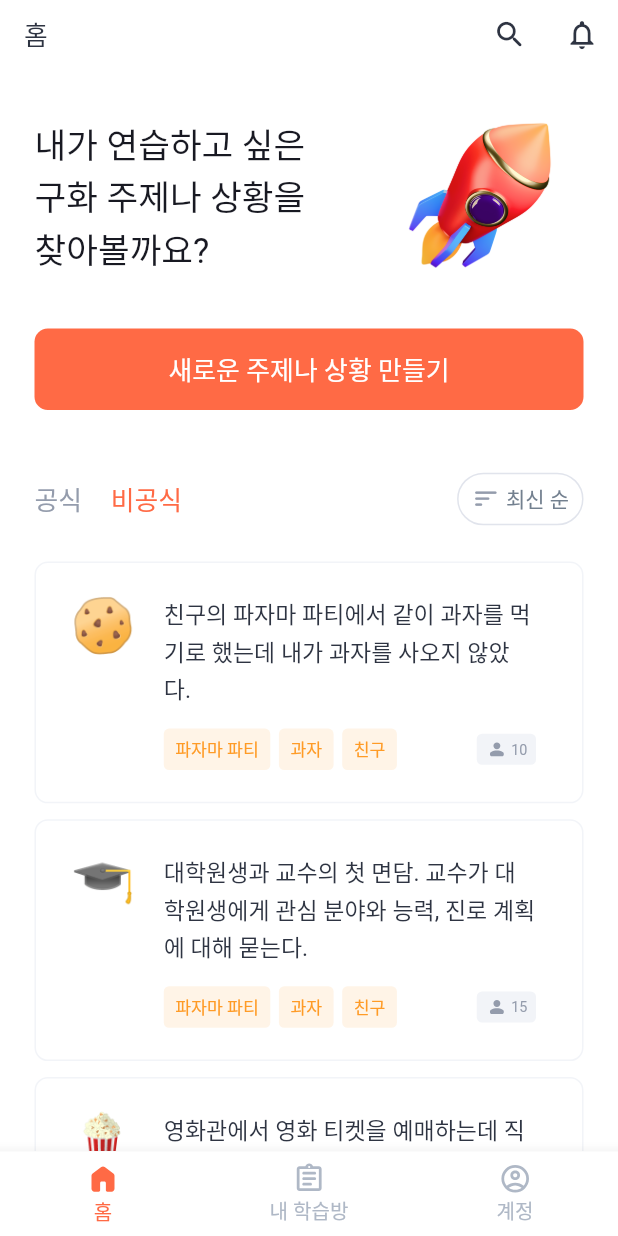
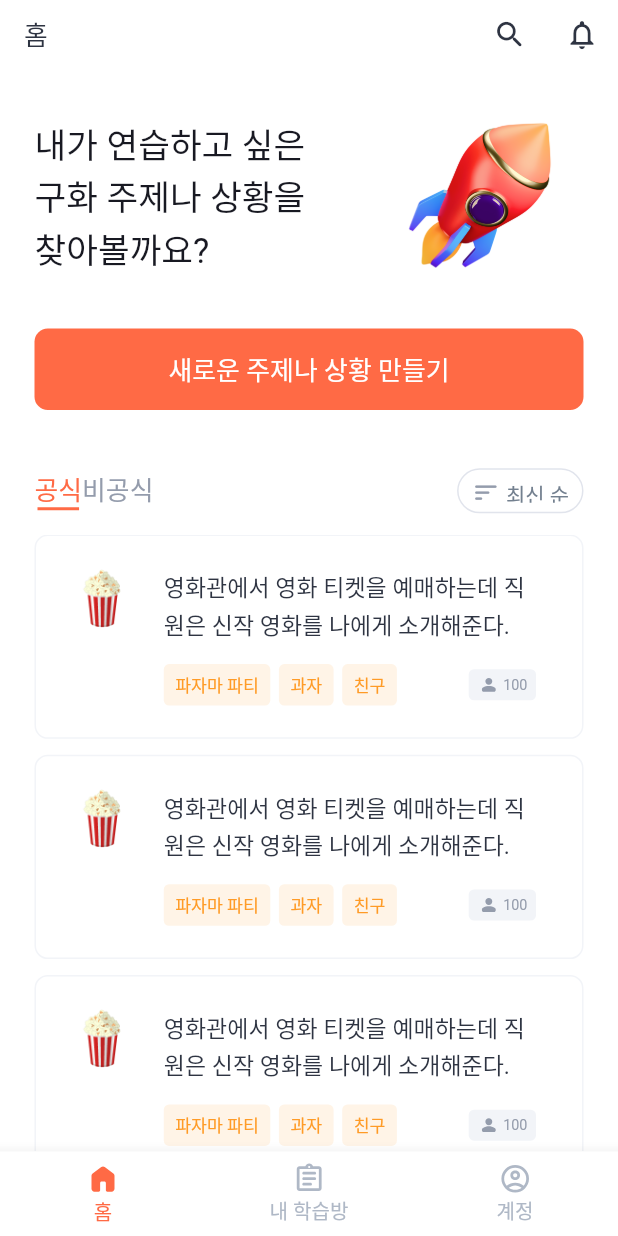
Before and after one commit to sookmyung-graduation-project-2023/lipread_client, a Flutter app: the screen it shows after launch, on a phone screen of 412 x 824 dp. Run offline on Flutter 3.47's test engine with Material 2 defaults, Android fonts, the phone set to English and light mode, and no system bars; our stand-ins replace flutter_screenutil, flutter_svg, video_player; missing offline and left inert: dart:ffi; Roboto replaces fonts that are missing (Pretendard).

Commit message:
Feat #1 : Home Screen Tabview 구현
- Tab 2개로 화면 전환
- Tab Stick to header 형식으로 구현

```diff
--- a/lib/screens/home/screens/home_screen.dart
+++ b/lib/screens/home/screens/home_screen.dart
@@ -5,13 +5,43 @@ import 'package:flutter_screenutil/flutter_screenutil.dart';
 import 'package:lipread_client/components/base_appbar.dart';
 import 'package:lipread_client/components/base_button.dart';
 import 'package:lipread_client/components/base_prompt.dart';
+import 'package:lipread_client/models/prompt_model.dart';
 import 'package:lipread_client/screens/chat/create_chat_screen.dart';
 import 'package:lipread_client/utilities/colors.dart';
 import 'package:lipread_client/utilities/fonts.dart';
 import 'package:lipread_client/utilities/styles.dart';
 
-class HomeScreen extends StatelessWidget {
+class HomeScreen extends StatefulWidget {
   const HomeScreen({super.key});
+
+  @override
+  State<HomeScreen> createState() => _HomeScreenState();
+}
+
+class _HomeScreenState extends State<HomeScreen>
+    with SingleTickerProviderStateMixin {
+  late final TabController _tabController;
+
+  final _tabs = [
+    const Tab(text: "공식"),
+    const Tab(text: "비공식"),
+  ];
+
+  @override
+  void initState() {
+    super.initState();
+    _tabController = TabController(
+      length: _tabs.length,
+      vsync: this,
+      initialIndex: 0,
+    );
+  }
+
+  @override
+  void dispose() {
+    _tabController.dispose();
+    super.dispose();
+  }
 
   @override
   Widget build(BuildContext context) {
@@ -32,15 +62,18 @@ class HomeScreen extends StatelessWidget {
           ),
         ],
       ),
-      body: SingleChildScrollView(
-        child: Padding(
+      body: Padding(
         padding: EdgeInsets.symmetric(horizontal: 24.w),
-          child: Column(
-            children: [
-              SizedBox(
+        child: CustomScrollView(
+          physics: const BouncingScrollPhysics(),
+          slivers: [
+            SliverToBoxAdapter(
+              child: SizedBox(
                 height: 20.h,
               ),
-              Row(
+            ),
+            SliverToBoxAdapter(
+              child: Row(
                 crossAxisAlignment: CrossAxisAlignment.center,
                 mainAxisAlignment: MainAxisAlignment.spaceBetween,
                 children: [
@@ -52,10 +85,14 @@ class HomeScreen extends StatelessWidget {
                   ),
                 ],
               ),
-              SizedBox(
+            ),
+            SliverToBoxAdapter(
+              child: SizedBox(
                 height: 24.h,
               ),
-              BaseButton(
+            ),
+            SliverToBoxAdapter(
+              child: BaseButton(
                   text: "새로운 주제나 상황 만들기",
                   onPressed: () {
                     Navigator.push(
@@ -63,41 +100,55 @@ class HomeScreen extends StatelessWidget {
                         MaterialPageRoute(
                             builder: (context) => const CreateChatScreen()));
                   }),
-              SizedBox(
-                height: 40.h,
             ),
-              Row(
-                crossAxisAlignment: CrossAxisAlignment.center,
+            SliverToBoxAdapter(
+              child: SizedBox(
+                height: 44.h,
+              ),
+            ),
+            SliverPersistentHeader(
+              pinned: true,
+              delegate: _StickyHeaderDelegate(
+                child: Container(
+                  color: Colors.white,
+                  height: 30.0,
+                  child: Row(
                     mainAxisAlignment: MainAxisAlignment.spaceBetween,
                     children: [
-                  Row(
-                    children: [
-                      Text(
-                        "공식",
-                        style: TextStyle(
-                          color: AppColor.g500,
+                      TabBar(
+                        controller: _tabController,
+                        tabs: _tabs,
+                        isScrollable: true,
+                        labelColor: AppColor.primary,
+                        labelStyle: TextStyle(
+                          fontSize: 18.sp,
+                          fontFamily: pretendardFont,
+                          fontVariations: const [
+                            FontVariation('wght', 700),
+                          ],
+                        ),
+                        unselectedLabelColor: AppColor.g500,
+                        unselectedLabelStyle: TextStyle(
                           fontSize: 18.sp,
                           fontFamily: pretendardFont,
                           fontVariations: const [
                             FontVariation('wght', 600),
                           ],
                         ),
+                        indicatorColor: AppColor.primary,
+                        indicatorWeight: 2,
+                        indicatorSize: TabBarIndicatorSize.label,
+                        padding: const EdgeInsets.symmetric(
+                          horizontal: 0,
+                          vertical: 0,
                         ),
-                      SizedBox(
-                        width: 20.w,
+                        labelPadding: const EdgeInsets.symmetric(
+                          horizontal: 0,
+                          vertical: 0,
                         ),
-                      Text(
-                        "비공식",
-                        style: TextStyle(
-                          color: AppColor.primary,
-                          fontSize: 18.sp,
-                          fontFamily: pretendardFont,
-                          fontVariations: const [
-                            FontVariation('wght', 700),
-                          ],
-                        ),
-                      ),
-                    ],
+                        indicatorPadding: const EdgeInsets.all(2),
+                        overlayColor:
+                            const MaterialStatePropertyAll(Colors.transparent),
                       ),
                       OutlinedButton(
                         onPressed: () {},
@@ -107,7 +158,8 @@ class HomeScreen extends StatelessWidget {
                             horizontal: 10.w,
                             vertical: 8.h,
                           ),
-                      side: const BorderSide(width: 1, color: AppColor.g300),
+                          side:
+                              const BorderSide(width: 1, color: AppColor.g300),
                           shape: RoundedRectangleBorder(
                             borderRadius: BorderRadius.circular(200).r,
                           ),
@@ -139,49 +191,74 @@ class HomeScreen extends StatelessWidget {
                       ),
                     ],
                   ),
-              SizedBox(
-                height: 20.h,
                 ),
-              const BasePrompt(
-                emoji: "🍪",
-                count: 10,
-                tags: ["파자마 파티", "과자", "친구"],
-                text: '친구의 파자마 파티에서 같이 과자를 먹기로 했는데 내가 과자를 사오지 않았다.',
               ),
-              SizedBox(
+            ),
+            SliverToBoxAdapter(
+              child: SizedBox(
+                height: 16.h,
+              ),
+            ),
+            SliverFillRemaining(
+              child: TabBarView(
+                physics: const ClampingScrollPhysics(),
+                controller: _tabController,
+                children: [
+                  ListView.separated(
+                    physics: const ClampingScrollPhysics(),
+                    shrinkWrap: true,
+                    primary: false,
+                    itemCount: 20,
+                    itemBuilder: (context, index) {
+                      final PromptModel prompt = PromptModel();
+                      return BasePrompt(
+                        emoji: prompt.emoji,
+                        count: prompt.count,
+                        tags: prompt.tags,
+                        text: prompt.subject,
+                      );
+                    },
+                    separatorBuilder: (context, index) {
+                      return SizedBox(
                         height: 12.h,
+                      );
+                    },
                   ),
-              const BasePrompt(
-                emoji: "🎓",
-                count: 15,
-                tags: ["파자마 파티", "과자", "친구"],
-                text: '대학원생과 교수의 첫 면담. 교수가 대학원생에게 관심 분야와 능력, 진로 계획에 대해 묻는다.',
+                  const Center(child: Text('Content for Tab 2')),
+                ],
               ),
-              SizedBox(
-                height: 12.h,
             ),
-              const BasePrompt(
-                emoji: "🍿",
-                count: 100,
-                tags: ["파자마 파티", "과자", "친구"],
-                text: '영화관에서 영화 티켓을 예매하는데 직원은 신작 영화를 나에게 소개해준다.',
-              ),
-              SizedBox(
-                height: 12.h,
-              ),
-              const BasePrompt(
-                emoji: "🧀",
-                count: 0,
-                tags: ["파자마 파티", "과자", "친구"],
-                text: '마트에서 치즈를 사며 카드 결제를 한다.',
-              ),
-              SizedBox(
+            SliverToBoxAdapter(
+              child: SizedBox(
                 height: 40.h,
               ),
+            ),
           ],
-          ),
         ),
       ),
     );
   }
 }
+
+class _StickyHeaderDelegate extends SliverPersistentHeaderDelegate {
+  final Widget child;
+
+  _StickyHeaderDelegate({required this.child});
+
+  @override
+  Widget build(
+      BuildContext context, double shrinkOffset, bool overlapsContent) {
+    return child;
+  }
+
+  @override
+  double get maxExtent => 30.0;
+
+  @override
+  double get minExtent => 30.0;
+
+  @override
+  bool shouldRebuild(covariant SliverPersistentHeaderDelegate oldDelegate) {
+    return true;
+  }
+}
```
Lines whose indentation alone changed are shown as unchanged.
